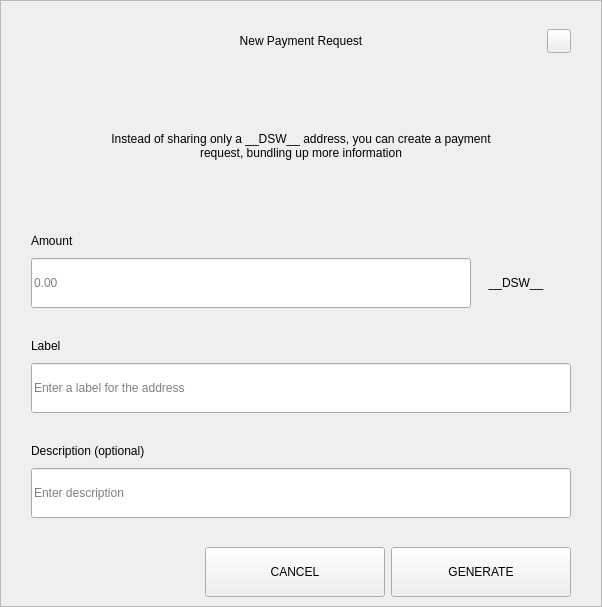
Above: src/qt/pivx/forms/requestdialog.ui from decenomy/DSW before the change. Below: the same form after it.
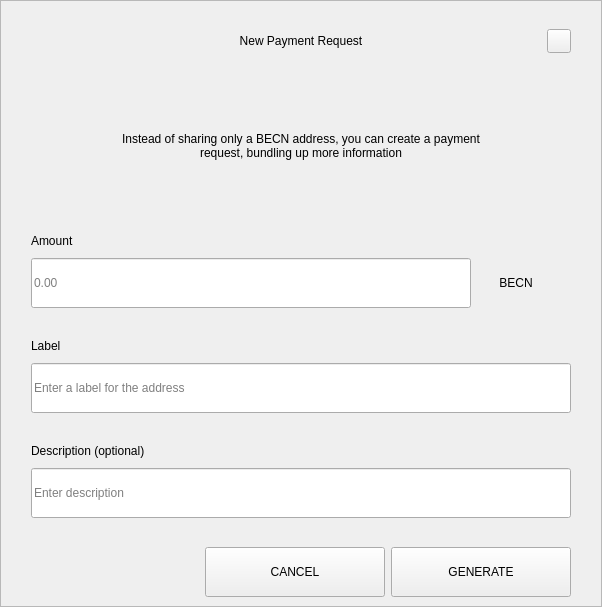
That is the form after the change.

Commit message: Replace standard coin unit __DSW__ by BECN (9)

What changed in the file:
```diff
--- a/src/qt/pivx/forms/requestdialog.ui
+++ b/src/qt/pivx/forms/requestdialog.ui
@@ -210,7 +210,7 @@
              </size>
             </property>
             <property name="text">
-             <string>Instead of sharing only a __DSW__ address, you can create a payment request, bundling up more information</string>
+             <string>Instead of sharing only a BECN address, you can create a payment request, bundling up more information</string>
             </property>
             <property name="alignment">
              <set>Qt::AlignCenter</set>
@@ -327,7 +327,7 @@
                    <item>
                     <widget class="QLabel" name="comboBoxCoin">
                      <property name="text">
-                      <string>__DSW__</string>
+                      <string>BECN</string>
                      </property>
                      <property name="alignment">
                       <set>Qt::AlignCenter</set>
```
The commit also changes 8 other files.
